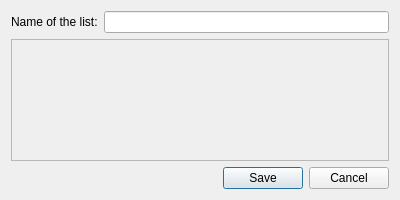
Above: Form/DialogEditDynamicPlayList.ui from isuhao/TMediaPlayer before the change. Below: the same form after it.
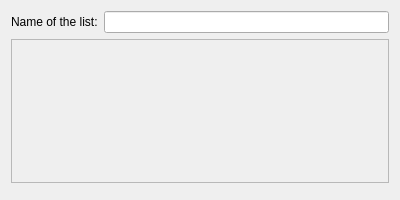
That is the form after the change.

```diff
--- a/Form/DialogEditDynamicPlayList.ui
+++ b/Form/DialogEditDynamicPlayList.ui
@@ -27,17 +27,7 @@
     <widget class="QLineEdit" name="editName"/>
    </item>
    <item row="3" column="0" colspan="2">
-    <widget class="QDialogButtonBox" name="buttonBox">
-     <property name="orientation">
-      <enum>Qt::Horizontal</enum>
-     </property>
-     <property name="standardButtons">
-      <set>QDialogButtonBox::Cancel|QDialogButtonBox::Save</set>
-     </property>
-     <property name="centerButtons">
-      <bool>false</bool>
-     </property>
-    </widget>
+    <widget class="QDialogButtonBox" name="buttonBox"/>
    </item>
    <item row="0" column="0">
     <widget class="QLabel" name="lblName">
```
